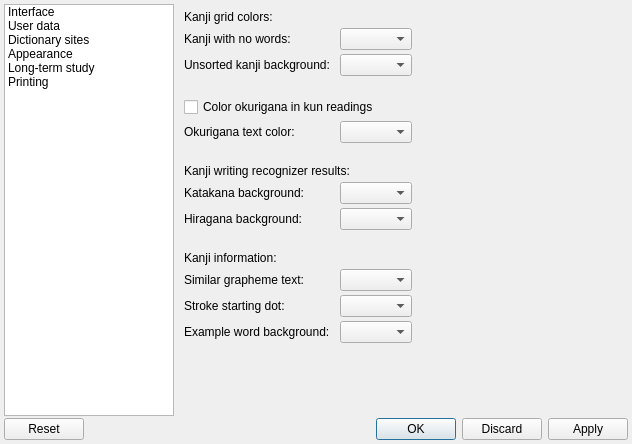
The window that settingsform.ui (z1dev/zkanji) describes before a commit, drawn with Qt 5.
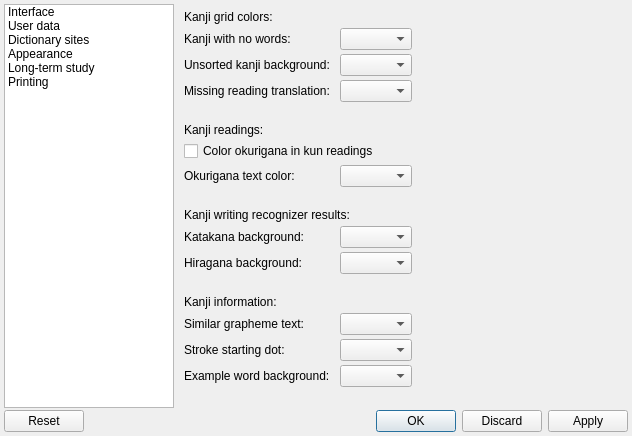
The same window after the commit. The open tabs and pages were chosen to show the change. Icons and pictures are not drawn. Custom widgets are drawn as their Qt base class.

Commit message: * Showing in the kanji grid if a kanji in the current custom dictionary doesn't have a meaning assigned to it.

Patch:
```diff
--- a/settingsform.ui
+++ b/settingsform.ui
@@ -7,7 +7,7 @@
     <x>0</x>
     <y>0</y>
     <width>590</width>
-    <height>444</height>
+    <height>436</height>
    </rect>
   </property>
   <property name="windowTitle">
@@ -3935,7 +3935,7 @@
                 </property>
                </widget>
               </item>
-              <item row="3" column="1">
+              <item row="4" column="1">
                <spacer name="verticalSpacer_17">
                 <property name="orientation">
                  <enum>Qt::Vertical</enum>
@@ -3951,7 +3951,7 @@
                 </property>
                </spacer>
               </item>
-              <item row="4" column="0" colspan="2">
+              <item row="6" column="0" colspan="2">
                <widget class="QCheckBox" name="okuColorBox">
                 <property name="sizePolicy">
                  <sizepolicy hsizetype="Fixed" vsizetype="Fixed">
@@ -3967,14 +3967,14 @@
                 </property>
                </widget>
               </item>
-              <item row="5" column="0">
+              <item row="7" column="0">
                <widget class="QLabel" name="okuColorLabel">
                 <property name="text">
                  <string>Okurigana text color:</string>
                 </property>
                </widget>
               </item>
-              <item row="5" column="1">
+              <item row="7" column="1">
                <widget class="ZColorComboBox" name="colOkuCBox">
                 <property name="sizePolicy">
                  <sizepolicy hsizetype="Fixed" vsizetype="Fixed">
@@ -3984,7 +3984,7 @@
                 </property>
                </widget>
               </item>
-              <item row="6" column="1">
+              <item row="8" column="1">
                <spacer name="verticalSpacer_26">
                 <property name="orientation">
                  <enum>Qt::Vertical</enum>
@@ -4000,21 +4000,21 @@
                 </property>
                </spacer>
               </item>
-              <item row="7" column="0" colspan="2">
+              <item row="9" column="0" colspan="2">
                <widget class="QLabel" name="label_111">
                 <property name="text">
                  <string>Kanji writing recognizer results:</string>
                 </property>
                </widget>
               </item>
-              <item row="8" column="0">
+              <item row="10" column="0">
                <widget class="QLabel" name="label_85">
                 <property name="text">
                  <string>Katakana background:</string>
                 </property>
                </widget>
               </item>
-              <item row="8" column="1">
+              <item row="10" column="1">
                <widget class="ZColorComboBox" name="bgKataCBox">
                 <property name="sizePolicy">
                  <sizepolicy hsizetype="Fixed" vsizetype="Fixed">
@@ -4024,14 +4024,14 @@
                 </property>
                </widget>
               </item>
-              <item row="9" column="0">
+              <item row="11" column="0">
                <widget class="QLabel" name="label_116">
                 <property name="text">
                  <string>Hiragana background:</string>
                 </property>
                </widget>
               </item>
-              <item row="9" column="1">
+              <item row="11" column="1">
                <widget class="ZColorComboBox" name="bgHiraCBox">
                 <property name="sizePolicy">
                  <sizepolicy hsizetype="Fixed" vsizetype="Fixed">
@@ -4041,7 +4041,7 @@
                 </property>
                </widget>
               </item>
-              <item row="10" column="1">
+              <item row="12" column="1">
                <spacer name="verticalSpacer_28">
                 <property name="orientation">
                  <enum>Qt::Vertical</enum>
@@ -4057,21 +4057,21 @@
                 </property>
                </spacer>
               </item>
-              <item row="11" column="0" colspan="2">
+              <item row="13" column="0" colspan="2">
                <widget class="QLabel" name="label_124">
                 <property name="text">
                  <string>Kanji information:</string>
                 </property>
                </widget>
               </item>
-              <item row="12" column="0">
+              <item row="14" column="0">
                <widget class="QLabel" name="label_128">
                 <property name="text">
                  <string>Similar grapheme text:</string>
                 </property>
                </widget>
               </item>
-              <item row="12" column="1">
+              <item row="14" column="1">
                <widget class="ZColorComboBox" name="textSimilarCBox">
                 <property name="sizePolicy">
                  <sizepolicy hsizetype="Fixed" vsizetype="Fixed">
@@ -4081,14 +4081,14 @@
                 </property>
                </widget>
               </item>
-              <item row="13" column="0">
+              <item row="15" column="0">
                <widget class="QLabel" name="label_142">
                 <property name="text">
                  <string>Stroke starting dot:</string>
                 </property>
                </widget>
               </item>
-              <item row="13" column="1">
+              <item row="15" column="1">
                <widget class="ZColorComboBox" name="colStrokeDotCBox">
                 <property name="sizePolicy">
                  <sizepolicy hsizetype="Fixed" vsizetype="Fixed">
@@ -4098,14 +4098,14 @@
                 </property>
                </widget>
               </item>
-              <item row="14" column="0">
+              <item row="16" column="0">
                <widget class="QLabel" name="label_42">
                 <property name="text">
                  <string>Example word background:</string>
                 </property>
                </widget>
               </item>
-              <item row="14" column="1">
+              <item row="16" column="1">
                <widget class="ZColorComboBox" name="colKanjiExCBox">
                 <property name="sizePolicy">
                  <sizepolicy hsizetype="Fixed" vsizetype="Fixed">
@@ -4115,6 +4115,30 @@
                 </property>
                </widget>
               </item>
+              <item row="5" column="0" colspan="2">
+               <widget class="QLabel" name="label_149">
+                <property name="text">
+                 <string>Kanji readings:</string>
+                </property>
+               </widget>
+              </item>
+              <item row="3" column="0">
+               <widget class="QLabel" name="label_150">
+                <property name="text">
+                 <string>Missing reading translation:</string>
+                </property>
+               </widget>
+              </item>
+              <item row="3" column="1">
+               <widget class="ZColorComboBox" name="colNoTranslationCBox">
+                <property name="sizePolicy">
+                 <sizepolicy hsizetype="Fixed" vsizetype="Fixed">
+                  <horstretch>0</horstretch>
+                  <verstretch>0</verstretch>
+                 </sizepolicy>
+                </property>
+               </widget>
+              </item>
              </layout>
             </widget>
             <widget class="QWidget" name="studyColorsPage">
```
Left out of the diff: 2 changed lines with no effect on the pictures. The commit also changes 4 other files.
